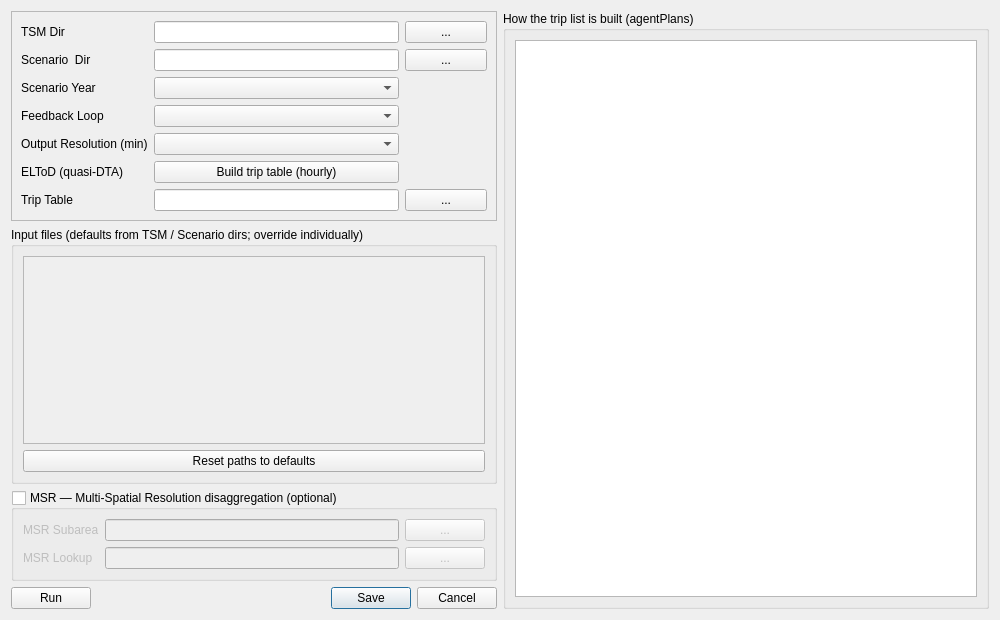
Qt form ui/trip_list2table.ui (TSMv6/tsm_panel) before a commit.
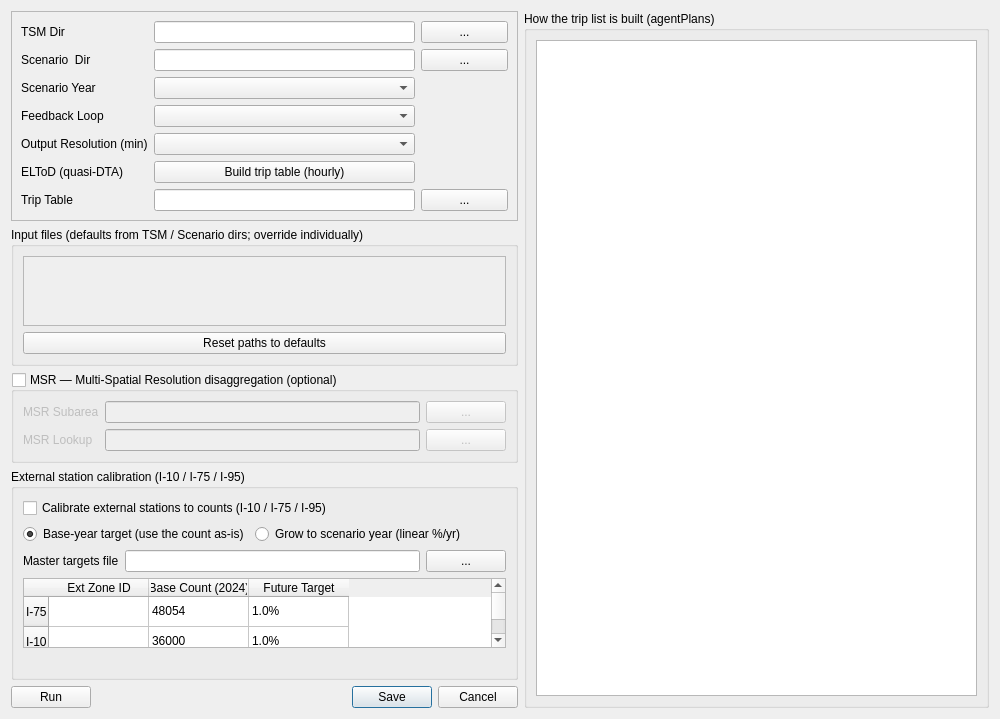
The same form after that commit.

Commit message: Move external-station calibration to the agentPlans dialog, and write the file

The edit to the form file:
```diff
--- a/ui/trip_list2table.ui
+++ b/ui/trip_list2table.ui
@@ -208,6 +208,173 @@
        </layout>
       </widget>
      </item>
+     <item>
+      <widget class="QGroupBox" name="groupBox_ExtCal">
+       <property name="title">
+        <string>External station calibration (I-10 / I-75 / I-95)</string>
+       </property>
+       <property name="toolTip">
+        <string>agentPlans scales LDT trips through each external station so the station total matches its count. The targets file is written into the scenario directory by this dialog immediately before the run.</string>
+       </property>
+       <layout class="QVBoxLayout" name="extCalLayout">
+        <item>
+         <widget class="QCheckBox" name="checkBox_extCalib">
+          <property name="text">
+           <string>Calibrate external stations to counts (I-10 / I-75 / I-95)</string>
+          </property>
+          <property name="toolTip">
+           <string>ON: write ldt_external_targets.csv and scale LDT trips through each external station so the station total matches its target (apply_external_targets=true).  OFF: no external scaling at all -- the LDT model's own volumes stand.</string>
+          </property>
+         </widget>
+        </item>
+        <item>
+         <layout class="QHBoxLayout" name="extModeLayout">
+          <item>
+           <widget class="QRadioButton" name="radio_extBase">
+            <property name="text">
+             <string>Base-year target (use the count as-is)</string>
+            </property>
+            <property name="toolTip">
+             <string>Target = Base Count exactly. Written as an absolute number, so no growth is applied whatever the scenario year.</string>
+            </property>
+            <property name="checked">
+             <bool>true</bool>
+            </property>
+           </widget>
+          </item>
+          <item>
+           <widget class="QRadioButton" name="radio_extGrow">
+            <property name="text">
+             <string>Grow to scenario year (linear %/yr)</string>
+            </property>
+            <property name="toolTip">
+             <string>Target = Base Count x (1 + rate/100 x (scenario year - base year)). LINEAR, not compound: 1.0%/yr over 31 years is x1.31, not x1.36.</string>
+            </property>
+           </widget>
+          </item>
+          <item>
+           <spacer name="extModeSpacer">
+            <property name="orientation">
+             <enum>Qt::Horizontal</enum>
+            </property>
+            <property name="sizeHint" stdset="0">
+             <size>
+              <width>40</width>
+              <height>20</height>
+             </size>
+            </property>
+           </spacer>
+          </item>
+         </layout>
+        </item>
+        <item>
+         <layout class="QHBoxLayout" name="extMasterLayout">
+          <item>
+           <widget class="QLabel" name="label_ExtMaster">
+            <property name="text">
+             <string>Master targets file</string>
+            </property>
+           </widget>
+          </item>
+          <item>
+           <widget class="QLineEdit" name="lineEdit_ExtMaster">
+            <property name="toolTip">
+             <string>Curated all-station targets file used as the STARTING POINT for the scenario copy. The three interstate rows below are merged over it; every other station it lists is preserved. Leave blank to write only the three interstate rows.</string>
+            </property>
+           </widget>
+          </item>
+          <item>
+           <widget class="QPushButton" name="browse_ExtMaster">
+            <property name="text">
+             <string>...</string>
+            </property>
+           </widget>
+          </item>
+         </layout>
+        </item>
+        <item>
+         <widget class="QTableWidget" name="table_ExtStn_Counts">
+          <property name="minimumSize">
+           <size>
+            <width>320</width>
+            <height>0</height>
+           </size>
+          </property>
+          <row>
+           <property name="text">
+            <string>I-75</string>
+           </property>
+          </row>
+          <row>
+           <property name="text">
+            <string>I-10</string>
+           </property>
+          </row>
+          <row>
+           <property name="text">
+            <string>I-95</string>
+           </property>
+          </row>
+          <column>
+           <property name="text">
+            <string>Ext Zone ID</string>
+           </property>
+          </column>
+          <column>
+           <property name="text">
+            <string>Base Count (2024)</string>
+           </property>
+          </column>
+          <column>
+           <property name="text">
+            <string>Future Target</string>
+           </property>
+          </column>
+          <item row="0" column="1">
+           <property name="text">
+            <string>48054</string>
+           </property>
+          </item>
+          <item row="0" column="2">
+           <property name="text">
+            <string>1.0%</string>
+           </property>
+          </item>
+          <item row="1" column="1">
+           <property name="text">
+            <string>36000</string>
+           </property>
+          </item>
+          <item row="1" column="2">
+           <property name="text">
+            <string>1.0%</string>
+           </property>
+          </item>
+          <item row="2" column="1">
+           <property name="text">
+            <string>75636</string>
+           </property>
+          </item>
+          <item row="2" column="2">
+           <property name="text">
+            <string>1.0%</string>
+           </property>
+          </item>
+         </widget>
+        </item>
+        <item>
+         <widget class="QLabel" name="label_ExtTargetPath">
+          <property name="text">
+           <string/>
+          </property>
+          <property name="wordWrap">
+           <bool>true</bool>
+          </property>
+         </widget>
+        </item>
+       </layout>
+      </widget>
+     </item>
      <item>
       <layout class="QHBoxLayout" name="buttonRow">
        <item>
```
The commit also changes 3 other files.
